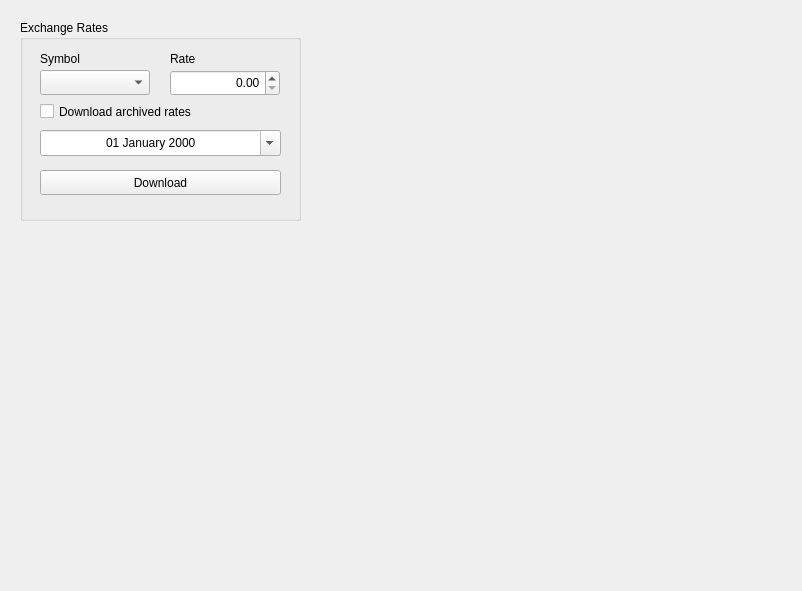
This is Widget/MainWidget.ui in wslowinski/QtFinance as Qt 5 draws it before an edit. The edited form follows.
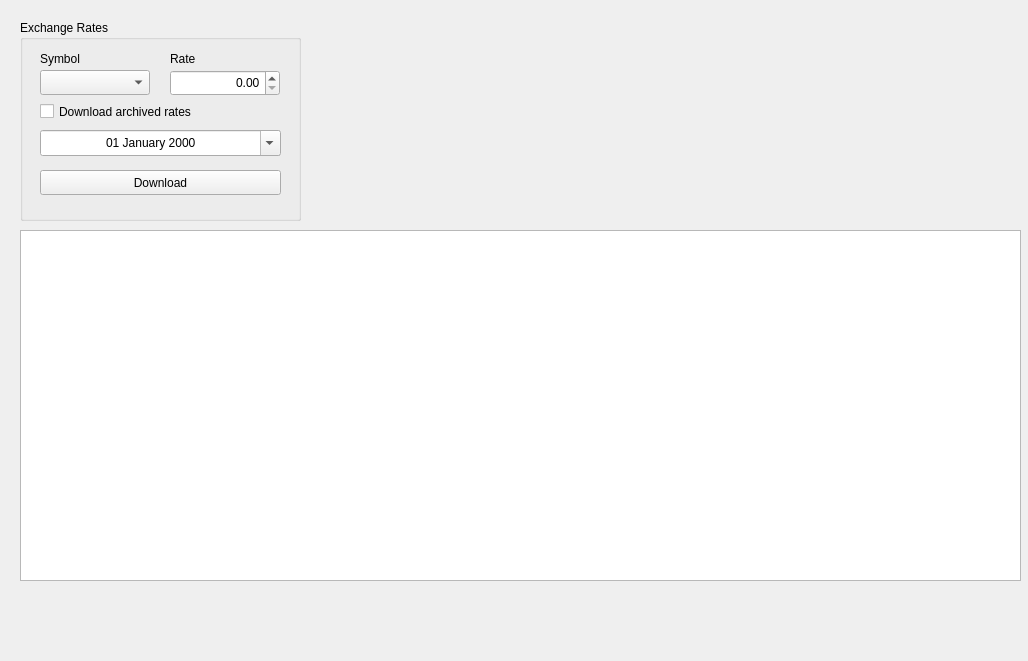
This is the edited form.

Commit message: Add currencies class

The edit to the form file:
```diff
--- a/Widget/MainWidget.ui
+++ b/Widget/MainWidget.ui
@@ -6,8 +6,8 @@
    <rect>
     <x>0</x>
     <y>0</y>
-    <width>802</width>
-    <height>591</height>
+    <width>1028</width>
+    <height>661</height>
    </rect>
   </property>
   <property name="windowTitle">
@@ -129,6 +129,16 @@
     </property>
    </widget>
   </widget>
+  <widget class="QTextEdit" name="edtText">
+   <property name="geometry">
+    <rect>
+     <x>20</x>
+     <y>230</y>
+     <width>1001</width>
+     <height>351</height>
+    </rect>
+   </property>
+  </widget>
  </widget>
  <resources/>
  <connections/>
```
The commit also changes 5 other files.
